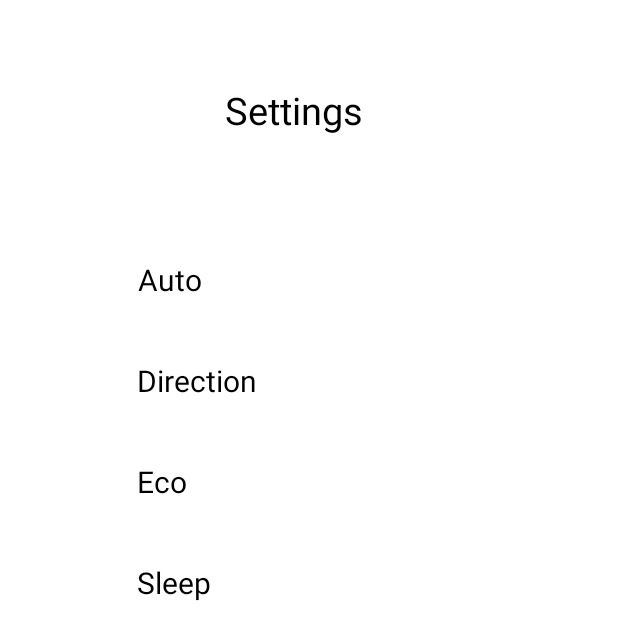
After one commit to xristoulakhs/Air-Condidtion-Controller-android-app, an Android app: the layout activity_settings.xml on its own in the app's theme, with its tools: preview values and no code run, on a phone screen of 412 x 824 dp. The commit adds this screen. Shown: the top 640 px of the screen. Run offline under Robolectric (Android 15) with nearby library versions, the phone set to English and light mode, and no system bars.

Commit message:
first try of settings ui

```diff
--- a/app/src/main/res/layout/activity_main.xml
+++ b/app/src/main/res/layout/activity_main.xml
@@ -4,4 +4,6 @@
     xmlns:tools="http://schemas.android.com/tools"
     android:layout_width="match_parent"
     android:layout_height="match_parent"
-    tools:context=".MainActivity"/>
+    tools:context=".MainActivity">
+
+</androidx.constraintlayout.widget.ConstraintLayout>
--- /dev/null
+++ b/app/src/main/res/layout/activity_settings.xml
@@ -0,0 +1,87 @@
+<?xml version="1.0" encoding="utf-8"?>
+<androidx.constraintlayout.widget.ConstraintLayout xmlns:android="http://schemas.android.com/apk/res/android"
+    xmlns:app="http://schemas.android.com/apk/res-auto"
+    xmlns:tools="http://schemas.android.com/tools"
+    android:layout_width="match_parent"
+    android:layout_height="match_parent">
+
+    <TextView
+        android:id="@+id/settingsTitle"
+        android:layout_width="wrap_content"
+        android:layout_height="wrap_content"
+        android:layout_marginTop="56dp"
+        android:text="@string/settings"
+        android:textAlignment="center"
+        android:textSize="25sp"
+        android:textColor="@color/black"
+        app:layout_constraintEnd_toEndOf="parent"
+        app:layout_constraintHorizontal_bias="0.469"
+        app:layout_constraintStart_toStartOf="parent"
+        app:layout_constraintTop_toTopOf="parent"
+        tools:ignore="MissingConstraints" />
+
+    <LinearLayout
+        android:layout_width="wrap_content"
+        android:layout_height="wrap_content"
+        android:layout_marginTop="32dp"
+        android:orientation="vertical"
+        android:padding="30dp"
+        app:layout_constraintBottom_toBottomOf="parent"
+        app:layout_constraintEnd_toEndOf="parent"
+        app:layout_constraintHorizontal_bias="0.225"
+        app:layout_constraintStart_toStartOf="parent"
+        app:layout_constraintTop_toBottomOf="@+id/settingsTitle"
+        app:layout_constraintVertical_bias="0.0"
+        tools:ignore="MissingConstraints">
+
+        <TextView
+            android:id="@+id/autoMode"
+            android:layout_width="wrap_content"
+            android:layout_height="wrap_content"
+            android:layout_marginTop="20dp"
+            android:text="@string/auto"
+            android:textAlignment="center"
+            android:textColor="@color/black"
+            android:textSize="20sp"
+            tools:ignore="MissingConstraints"
+            tools:layout_editor_absoluteX="81dp" />
+
+        <TextView
+            android:id="@+id/direction"
+            android:layout_width="wrap_content"
+            android:layout_height="wrap_content"
+            android:layout_marginTop="40dp"
+            android:text="@string/direction"
+            android:textColor="@color/black"
+            android:textSize="20sp"
+            app:layout_constraintTop_toBottomOf="@+id/autoMode"
+            tools:ignore="MissingConstraints"
+            tools:layout_editor_absoluteX="81dp" />
+
+        <TextView
+            android:id="@+id/eco"
+            android:layout_width="wrap_content"
+            android:layout_height="wrap_content"
+            android:layout_marginTop="40dp"
+            android:text="@string/eco"
+            android:textColor="@color/black"
+            android:textSize="20sp"
+            app:layout_constraintTop_toBottomOf="@+id/direction"
+            tools:ignore="MissingConstraints"
+            tools:layout_editor_absoluteX="81dp" />
+
+        <TextView
+            android:id="@+id/sleepMode"
+            android:layout_width="wrap_content"
+            android:layout_height="wrap_content"
+            android:layout_marginTop="40dp"
+            android:text="@string/sleep"
+            android:textColor="@color/black"
+            android:textSize="20sp"
+            app:layout_constraintTop_toBottomOf="@+id/eco"
+            tools:ignore="MissingConstraints"
+            tools:layout_editor_absoluteX="81dp" />
+    </LinearLayout>
+
+
+</androidx.constraintlayout.widget.ConstraintLayout>
--- a/app/src/main/res/values/strings.xml
+++ b/app/src/main/res/values/strings.xml
@@ -9,4 +9,9 @@
 
     <string name="hello_first_fragment">Hello first fragment</string>
     <string name="hello_second_fragment">Hello second fragment. Arg: %1$s</string>
+    <string name="settings">Settings</string>
+    <string name="auto">Auto</string>
+    <string name="direction">Direction</string>
+    <string name="eco">Eco</string>
+    <string name="sleep">Sleep</string>
 </resources>
```
